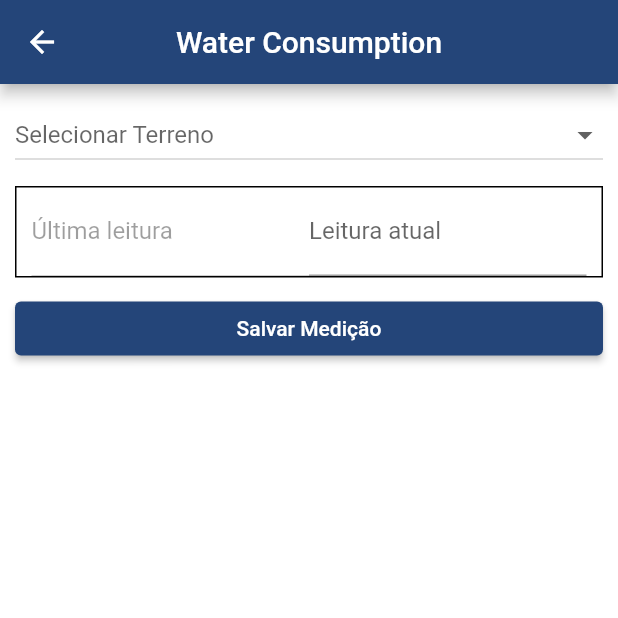
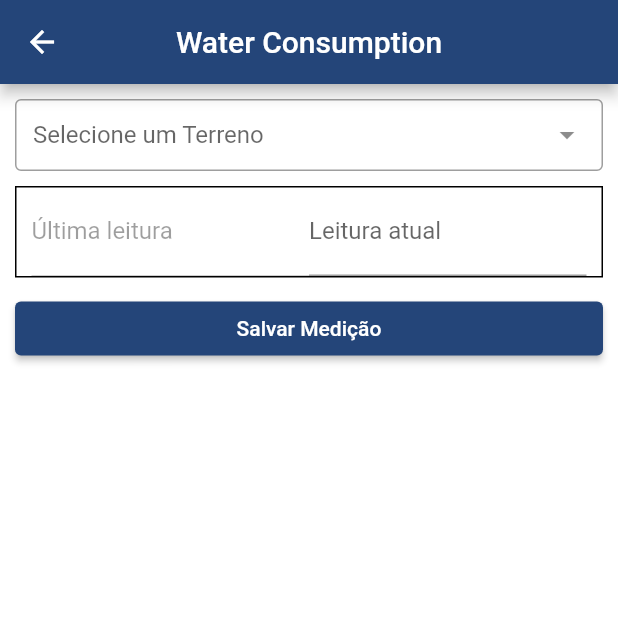
Before and after one commit to popsolutions/water-meassurement, a Flutter app: the HomePage screen opened by its route, after a tap on "Salvar Medição", on a phone screen of 412 x 824 dp, the top half of it. Run offline on Flutter 3.47's test engine with Material 2 defaults, Android fonts, the phone set to English and light mode, and no system bars; drawn by our look-alikes of dropdown_search; our stand-ins replace get, sqflite; accounts and stored records are empty.

Commit message:
app salvando localmente os terrenos

```diff
--- /dev/null
+++ b/lib/app/config/app_bindings.dart
@@ -0,0 +1,19 @@
+import 'package:get/get.dart';
+import 'package:water_meassurement/app/modules/auth/auth_controller.dart';
+import 'package:water_meassurement/app/modules/home/dao/land_dao.dart';
+import 'package:water_meassurement/app/modules/home/home_controller.dart';
+import 'package:water_meassurement/app/modules/home/home_service.dart';
+import 'package:water_meassurement/app/modules/login/login_controller.dart';
+import 'package:water_meassurement/app/modules/login/login_service.dart';
+
+class AppBindings implements Bindings {
+  final _homeService = Get.put(HomeService());
+  final _homeDao = Get.put(LandDao());
+
+  @override
+  void dependencies() {
+    Get.lazyPut<LoginController>(() => LoginController());
+    Get.lazyPut<HomeController>(() => HomeController(_homeService, _homeDao));
+    Get.lazyPut<AuthController>(() => AuthController(Get.put(LoginService())));
+  }
+}
--- a/lib/app/config/app_routes.dart
+++ b/lib/app/config/app_routes.dart
@@ -1,11 +1,20 @@
 import 'package:get/get.dart';
 import 'package:water_meassurement/app/modules/login/login_page.dart';
 import 'package:water_meassurement/app/modules/home/home_page.dart';
+import 'package:water_meassurement/app/config/app_bindings.dart';
 
 class AppRoutes {
   static final routes = [
-    GetPage(name: Routes.LOGIN, page: () => LoginPage()),
-    GetPage(name: Routes.HOME, page: () => HomePage()),
+    GetPage(
+      name: Routes.LOGIN,
+      page: () => LoginPage(),
+      binding: AppBindings(),
+    ),
+    GetPage(
+      name: Routes.HOME,
+      page: () => HomePage(),
+      binding: AppBindings(),
+    ),
   ];
 }
 
--- a/lib/app/config/database/app_database.dart
+++ /dev/null
@@ -1 +0,0 @@
-class AppDatabase {}
--- a/lib/app/modules/auth/auth_controller.dart
+++ b/lib/app/modules/auth/auth_controller.dart
@@ -5,8 +5,10 @@ import 'package:water_meassurement/app/modules/login/login_service.dart';
 import 'package:water_meassurement/app/shared/models/user_model.dart';
 
 class AuthController {
+  final LoginService _service;
+  AuthController(this._service);
+
   UserModel? currentUser;
-  final _service = LoginService();
   final emailEC = TextEditingController();
   final passwordEC = TextEditingController();
 
--- a/lib/app/modules/home/home_controller.dart
+++ b/lib/app/modules/home/home_controller.dart
@@ -3,11 +3,22 @@ import 'package:intl/intl.dart';
 import 'package:water_meassurement/app/modules/home/home_service.dart';
 import 'package:water_meassurement/app/shared/models/land_model.dart';
 import 'package:water_meassurement/app/shared/models/water_consumption_model.dart';
+import 'dao/land_dao.dart';
 
 class HomeController extends GetxController {
-  final _service = HomeService();
+  final HomeService _service;
+  final LandDao _dao;
+  HomeController(this._service, this._dao);
+  RxList<LandModel> lands = <LandModel>[].obs;
+
+  @override
+  onInit() async {
+    super.onInit();
+    await getLandsDao();
+  }
+
+  var currentWaterConsumption = WaterConsumptionModel();
   final format = DateFormat('dd/MM/yyyy');
-  var currentWaterConsumption = WaterConsumptionModel();
 
   saveWaterConsumption(WaterConsumptionModel currentWaterConsumption) async {
     await _service.saveWaterConsumption(currentWaterConsumption);
@@ -20,4 +31,17 @@ class HomeController extends GetxController {
   Future<List<LandModel>> getLands() async {
     return await _service.getLands();
   }
+
+  Future<void> getLandsDao() async {
+    lands.value = await _dao.getLandsDao();
+  }
+
+  Future<void> saveLandsDB() async {
+    lands.value = await _dao.getLandsDao();
+    if (lands.isNotEmpty) {
+      return;
+    }
+    final landsApi = await _service.getLands();
+    await _dao.saveLands(landsApi);
+  }
 }
--- a/lib/app/modules/home/home_page.dart
+++ b/lib/app/modules/home/home_page.dart
@@ -1,6 +1,8 @@
+import 'package:dropdown_search/dropdown_search.dart';
 import 'package:flutter/material.dart';
 import 'package:flutter/services.dart';
 import 'package:get/get.dart';
+import 'package:water_meassurement/app/shared/models/land_model.dart';
 
 import 'home_controller.dart';
 
@@ -10,7 +12,7 @@ class HomePage extends StatefulWidget {
 }
 
 class _HomePageState extends State<HomePage> {
-  final _controller = Get.put(HomeController());
+  final HomeController _controller = Get.find();
   var valueChoose;
 
   @override
@@ -22,8 +24,6 @@ class _HomePageState extends State<HomePage> {
 
   @override
   Widget build(BuildContext context) {
-    // final auth = Provider.of<AuthController>(context, listen: false);
-
     return Scaffold(
       backgroundColor: Colors.white,
       appBar: AppBar(
@@ -37,24 +37,36 @@ class _HomePageState extends State<HomePage> {
             physics: BouncingScrollPhysics(),
             child: Column(
               children: [
-                DropdownButton(
-                  isExpanded: true,
-                  hint: Text('Selecionar Terreno'),
-                  onChanged: (newValue) {
-                    setState(() {
-                      valueChoose = newValue;
-                    });
-                  },
-                  items: [
-                    DropdownMenuItem(
-                      value: 'Oi',
-                      child: Text('18B 14'),
-                    ),
-                    DropdownMenuItem(
-                      value: 'Tchau',
-                      child: Text('18C 64'),
-                    ),
-                  ],
+                // Obx(() {
+                //   return DropdownButton(
+                //     value: valueChoose,
+                //     isExpanded: true,
+                //     hint: Text('Selecionar Terreno'),
+                //     onChanged: (newValue) {
+                //       setState(() {
+                //         valueChoose = newValue;
+                //       });
+                //     },
+                //     items: _controller.lands.map((LandModel land) {
+                //       return DropdownMenuItem(
+                //         value: land.id,
+                //         child: Text(land.name!),
+                //         onTap: () {
+                //           _controller.currentWaterConsumption.landId = land.id;
+                //         },
+                //       );
+                //     }).toList(),
+                //   );
+                // }),
+                DropdownSearch<String>(
+                  mode: Mode.BOTTOM_SHEET,
+                  items: _controller.lands
+                      .map((LandModel land) => land.name!)
+                      .toList(),
+                  label: "Selecione um Terreno",
+                  // onChanged: (LandModel? land) {
+                  //   _controller.currentWaterConsumption.landId = land!.id;
+                  // },
                 ),
                 SizedBox(height: 10),
                 Container(
@@ -100,10 +112,10 @@ class _HomePageState extends State<HomePage> {
                   child: ElevatedButton(
                     child: Text('Salvar Medição'),
                     onPressed: () async {
-                      // await _controller.saveWaterConsumption(
-                      //     _controller.currentWaterConsumption);
+                      // await _controller.saveWaterConsumption()
+                      print(_controller.currentWaterConsumption.toJson());
                       // await _controller.readWaterConsumption();
-                      await _controller.getLands();
+                      // await _controller.getLands();
                       // print(_controller.currentWaterConsumption.toJson());
                     },
                   ),
--- a/lib/app/modules/home/home_service.dart
+++ b/lib/app/modules/home/home_service.dart
@@ -1,10 +1,9 @@
-import 'package:get/get.dart';
 import 'package:water_meassurement/app/config/app_constants.dart';
-import 'package:water_meassurement/app/shared/global.dart';
+import 'package:water_meassurement/app/shared/utils/global.dart';
 import 'package:water_meassurement/app/shared/models/land_model.dart';
 import 'package:water_meassurement/app/shared/models/water_consumption_model.dart';
 
-class HomeService extends GetxService {
+class HomeService {
   Future<void> saveWaterConsumption(WaterConsumptionModel wc) async {
     await odoo.create(
       AppConstants.waterConsumptionModel,
@@ -13,11 +12,7 @@ class HomeService extends GetxService {
   }
 
   Future<void> readWaterConsumption() async {
-    await odoo.searchRead(
-      AppConstants.waterConsumptionModel,
-      [],
-      [],
-    );
+    await odoo.searchRead(AppConstants.waterConsumptionModel, [], []);
   }
 
   Future<List<LandModel>> getLands() async {
--- a/lib/app/modules/login/login_service.dart
+++ b/lib/app/modules/login/login_service.dart
@@ -1,5 +1,5 @@
 import 'package:get/get.dart';
-import 'package:water_meassurement/app/shared/global.dart';
+import 'package:water_meassurement/app/shared/utils/global.dart';
 import 'package:water_meassurement/app/shared/models/user_model.dart';
 
 class LoginService extends GetxService {
--- a/lib/app/shared/models/land_model.dart
+++ b/lib/app/shared/models/land_model.dart
@@ -24,6 +24,5 @@ class LandModel {
   }
 
   String toJson() => json.encode(toMap());
-
   factory LandModel.fromJson(dynamic source) => LandModel.fromMap(source);
 }
--- a/lib/app/shared/models/water_consumption_model.dart
+++ b/lib/app/shared/models/water_consumption_model.dart
@@ -1,7 +1,7 @@
 import 'dart:convert';
 
 class WaterConsumptionModel {
-  String? landId;
+  int? landId;
   String? date;
   double? lastRead;
   double? currentRead;
--- /dev/null
+++ b/lib/app/shared/utils/constants.dart
@@ -0,0 +1,3 @@
+class Constants {
+  static const DB_NAME = 'water.db';
+}
--- a/pubspec.yaml
+++ b/pubspec.yaml
@@ -12,12 +12,13 @@ dependencies:
   flutter:
     sdk: flutter
   cupertino_icons: ^1.0.2
-  provider: ^6.0.0
   get: ^4.3.8
   intl: ^0.17.0
   url_launcher: ^6.0.9
+  uuid: ^3.0.4
+  dropdown_search: ^1.0.0
   sqflite: ^2.0.0+4
-  uuid: ^3.0.4
+  path: ^1.8.0
 
 dev_dependencies:
   flutter_test:
```
Also changed, not shown: lib/app/modules/home/dao/land_dao.dart (added, +39 -0 lines), lib/app/modules/login/login_controller.dart (+2 -5 lines), lib/app/modules/login/login_page.dart (+5 -3 lines), lib/app/shared/database/app_database.dart (added, +36 -0 lines), lib/app_widget.dart (+1 -8 lines), lib/app/shared/utils/global.dart (renamed from lib/app/shared/global.dart), pubspec.lock.
